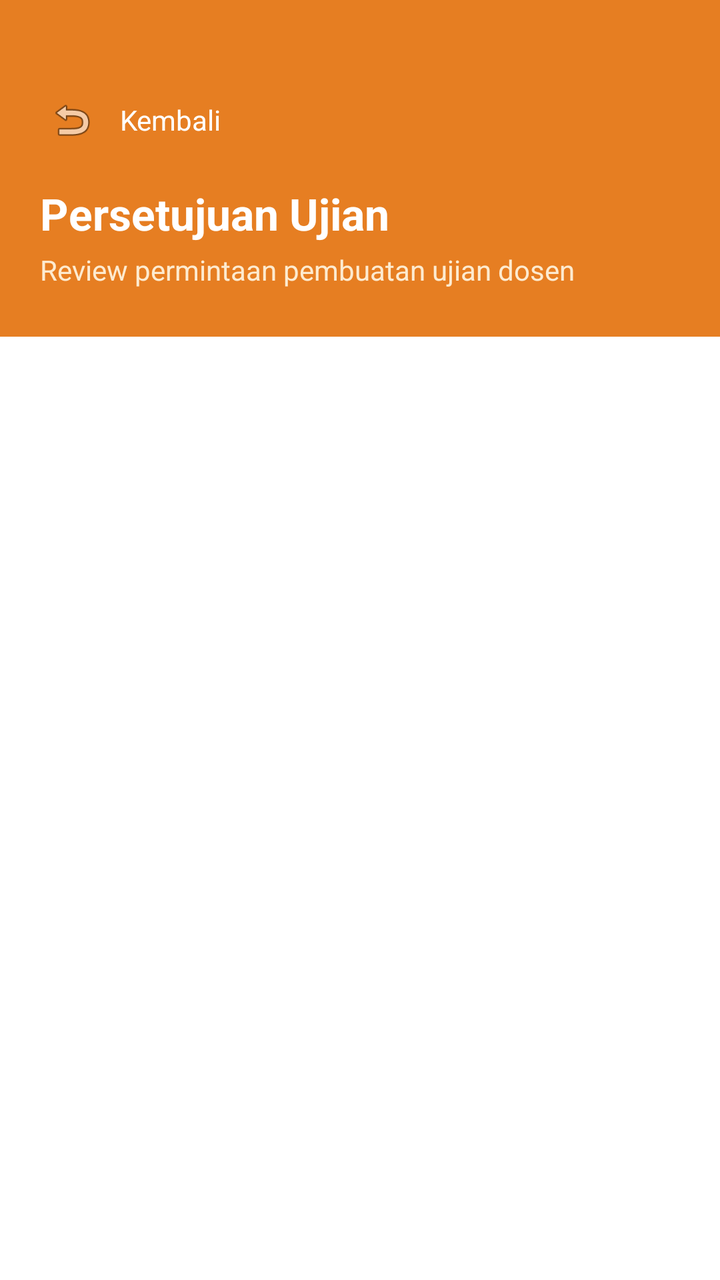
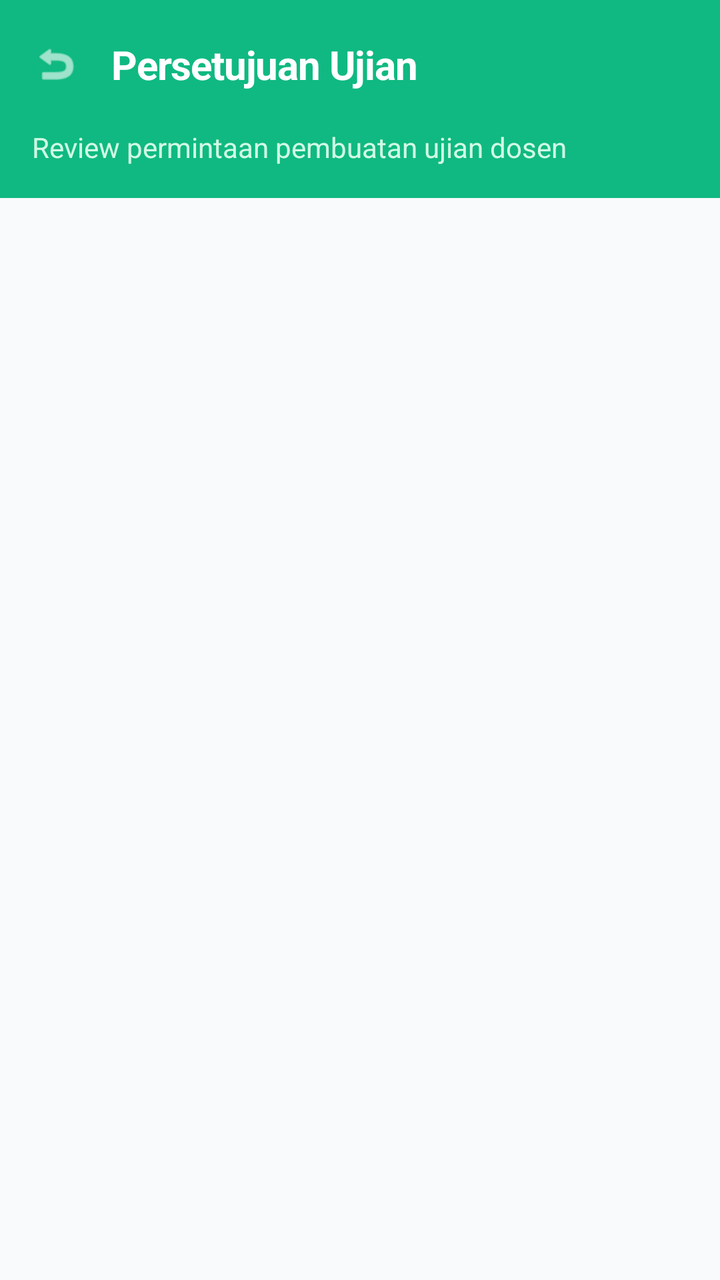

Compare the two renders of this Android layout. The source of the first and the diff that turns it into the second are given below.
<!-- AndroidManifest.xml: application theme Theme.IFUnjaniExam -->
<!-- res/layout/activity_admin_approval.xml -->
<?xml version="1.0" encoding="utf-8"?>
<androidx.coordinatorlayout.widget.CoordinatorLayout xmlns:android="http://schemas.android.com/apk/res/android"
    xmlns:app="http://schemas.android.com/apk/res-auto"
    android:layout_width="match_parent"
    android:layout_height="match_parent"
    android:background="#ffffff">

    <LinearLayout
        android:layout_width="match_parent"
        android:layout_height="match_parent"
        android:orientation="vertical">

        
        <LinearLayout
            android:layout_width="match_parent"
            android:layout_height="wrap_content"
            android:background="#e67e22"
            android:orientation="vertical"
            android:paddingStart="20dp"
            android:paddingEnd="20dp"
            android:paddingTop="44dp"
            android:paddingBottom="24dp">

            
            <LinearLayout
                android:layout_width="match_parent"
                android:layout_height="wrap_content"
                android:gravity="center_vertical"
                android:orientation="horizontal">

                <ImageView
                    android:id="@+id/btnBack"
                    android:layout_width="32dp"
                    android:layout_height="32dp"
                    android:src="@android:drawable/ic_menu_revert"
                    android:contentDescription="Kembali"
                    android:padding="4dp"
                    android:clickable="true"
                    android:focusable="true" />

                <TextView
                    android:layout_width="wrap_content"
                    android:layout_height="wrap_content"
                    android:layout_marginStart="8dp"
                    android:text="Kembali"
                    android:textColor="#ffffff"
                    android:textSize="14sp" />
            </LinearLayout>

            <TextView
                android:layout_width="match_parent"
                android:layout_height="wrap_content"
                android:layout_marginTop="16dp"
                android:text="Persetujuan Ujian"
                android:textColor="#ffffff"
                android:textSize="22sp"
                android:textStyle="bold" />
                
            <TextView
                android:layout_width="match_parent"
                android:layout_height="wrap_content"
                android:layout_marginTop="4dp"
                android:text="Review permintaan pembuatan ujian dosen"
                android:textColor="#fdebd0"
                android:textSize="14sp" />
        </LinearLayout>

        
        <FrameLayout
            android:layout_width="match_parent"
            android:layout_height="0dp"
            android:layout_weight="1">

            <androidx.recyclerview.widget.RecyclerView
                android:id="@+id/rvApprovals"
                android:layout_width="match_parent"
                android:layout_height="match_parent"
                android:padding="16dp"
                android:clipToPadding="false" />

            <TextView
                android:id="@+id/tvEmptyApprovals"
                android:layout_width="match_parent"
                android:layout_height="wrap_content"
                android:layout_gravity="center"
                android:text="Tidak ada permintaan persetujuan saat ini"
                android:textColor="#718096"
                android:gravity="center"
                android:padding="32dp"
                android:visibility="gone" />

            <ProgressBar
                android:id="@+id/progressBar"
                android:layout_width="wrap_content"
                android:layout_height="wrap_content"
                android:layout_gravity="center"
                android:visibility="gone" />

        </FrameLayout>
    </LinearLayout>

</androidx.coordinatorlayout.widget.CoordinatorLayout>
<!-- resources referenced by this layout -->
<resources>
  <style name="Theme.IFUnjaniExam" parent="Base.Theme.IFUnjaniExam" />
  <style name="Base.Theme.IFUnjaniExam" parent="Theme.Material3.DayNight.NoActionBar">
          
          
      </style>
</resources>

<!-- the commit's change to res/layout/activity_admin_approval.xml (unified diff, before → after) -->
@@ -3,100 +3,123 @@
     xmlns:app="http://schemas.android.com/apk/res-auto"
     android:layout_width="match_parent"
     android:layout_height="match_parent"
-    android:background="#ffffff">
+    android:background="#F8FAFC">
 
-    <LinearLayout
+    <com.google.android.material.appbar.AppBarLayout
+        android:id="@+id/appBarLayout"
         android:layout_width="match_parent"
-        android:layout_height="match_parent"
-        android:orientation="vertical">
+        android:layout_height="wrap_content"
+        app:elevation="0dp"
+        android:background="#10B981"
+        app:layout_constraintTop_toTopOf="parent">
 
+        <androidx.constraintlayout.widget.ConstraintLayout
+            android:id="@+id/topBar"
+            android:layout_width="match_parent"
+            android:layout_height="?attr/actionBarSize">
+
+            <ImageView
+                android:id="@+id/btnBack"
+                android:layout_width="40dp"
+                android:layout_height="40dp"
+                android:layout_marginStart="8dp"
+                android:padding="8dp"
+                android:src="@android:drawable/ic_menu_revert"
+                app:tint="#FFFFFF"
+                android:background="?attr/selectableItemBackgroundBorderless"
+                android:clickable="true"
+                android:focusable="true"
+                app:layout_constraintBottom_toBottomOf="parent"
+                app:layout_constraintStart_toStartOf="parent"
+                app:layout_constraintTop_toTopOf="parent" />
+
+            <TextView
+                android:id="@+id/tvHeaderTitle"
+                android:layout_width="wrap_content"
+                android:layout_height="wrap_content"
+                android:layout_marginStart="8dp"
+                android:text="Persetujuan Ujian"
+                android:textColor="#FFFFFF"
+                android:textSize="20sp"
+                android:textStyle="bold"
+                android:letterSpacing="-0.02"
+                app:layout_constraintBottom_toBottomOf="parent"
+                app:layout_constraintStart_toEndOf="@id/btnBack"
+                app:layout_constraintTop_toTopOf="parent" />
+        </androidx.constraintlayout.widget.ConstraintLayout>
         
         <LinearLayout
             android:layout_width="match_parent"
             android:layout_height="wrap_content"
-            android:background="#e67e22"
-            android:orientation="vertical"
-            android:paddingStart="20dp"
-            android:paddingEnd="20dp"
-            android:paddingTop="44dp"
-            android:paddingBottom="24dp">
-
-            
-            <LinearLayout
+            android:paddingHorizontal="16dp"
+            android:paddingBottom="16dp"
+            android:orientation="vertical">
+            <TextView
                 android:layout_width="match_parent"
                 android:layout_height="wrap_content"
-                android:gravity="center_vertical"
-                android:orientation="horizontal">
+                android:text="Review permintaan pembuatan ujian dosen"
+                android:textColor="#D1FAE5"
+                android:textSize="14sp" />
+        </LinearLayout>
+    </com.google.android.material.appbar.AppBarLayout>
 
-                <ImageView
-                    android:id="@+id/btnBack"
-                    android:layout_width="32dp"
-                    android:layout_height="32dp"
-                    android:src="@android:drawable/ic_menu_revert"
-                    android:contentDescription="Kembali"
-                    android:padding="4dp"
-                    android:clickable="true"
-                    android:focusable="true" />
+    
+    <FrameLayout
+        android:layout_width="match_parent"
+        android:layout_height="match_parent"
+        app:layout_behavior="@string/appbar_scrolling_view_behavior">
 
-                <TextView
-                    android:layout_width="wrap_content"
-                    android:layout_height="wrap_content"
-                    android:layout_marginStart="8dp"
-                    android:text="Kembali"
-                    android:textColor="#ffffff"
-                    android:textSize="14sp" />
-            </LinearLayout>
+        <androidx.recyclerview.widget.RecyclerView
+            android:id="@+id/rvApprovals"
+            android:layout_width="match_parent"
+            android:layout_height="match_parent"
+            android:padding="16dp"
+            android:clipToPadding="false" />
+
+        <LinearLayout
+            android:id="@+id/tvEmptyApprovals"
+            android:layout_width="match_parent"
+            android:layout_height="wrap_content"
+            android:orientation="vertical"
+            android:gravity="center"
+            android:padding="32dp"
+            android:layout_gravity="center"
+            android:visibility="gone">
+
+            <ImageView
+                android:layout_width="80dp"
+                android:layout_height="80dp"
+                android:src="@android:drawable/ic_menu_info_details"
+                android:layout_marginBottom="16dp"
+                android:contentDescription="Empty"
+                app:tint="#CBD5E1" />
 
             <TextView
                 android:layout_width="match_parent"
                 android:layout_height="wrap_content"
-                android:layout_marginTop="16dp"
-                android:text="Persetujuan Ujian"
-                android:textColor="#ffffff"
-                android:textSize="22sp"
-                android:textStyle="bold" />
-                
+                android:text="Tidak ada permintaan"
+                android:textColor="#0F172A"
+                android:textSize="18sp"
+                android:textStyle="bold"
+                android:textAlignment="center" />
+
             <TextView
                 android:layout_width="match_parent"
                 android:layout_height="wrap_content"
-                android:layout_marginTop="4dp"
-                android:text="Review permintaan pembuatan ujian dosen"
-                android:textColor="#fdebd0"
-                android:textSize="14sp" />
+                android:text="Belum ada permintaan persetujuan saat ini"
+                android:textColor="#64748B"
+                android:textSize="14sp"
+                android:layout_marginTop="8dp"
+                android:textAlignment="center" />
         </LinearLayout>
 
-        
-        <FrameLayout
-            android:layout_width="match_parent"
-            android:layout_height="0dp"
-            android:layout_weight="1">
+        <ProgressBar
+            android:id="@+id/progressBar"
+            android:layout_width="wrap_content"
+            android:layout_height="wrap_content"
+            android:layout_gravity="center"
+            android:indeterminateTint="#10B981"
+            android:visibility="gone" />
 
-            <androidx.recyclerview.widget.RecyclerView
-                android:id="@+id/rvApprovals"
-                android:layout_width="match_parent"
-                android:layout_height="match_parent"
-                android:padding="16dp"
-                android:clipToPadding="false" />
-
-            <TextView
-                android:id="@+id/tvEmptyApprovals"
-                android:layout_width="match_parent"
-                android:layout_height="wrap_content"
-                android:layout_gravity="center"
-                android:text="Tidak ada permintaan persetujuan saat ini"
-                android:textColor="#718096"
-                android:gravity="center"
-                android:padding="32dp"
-                android:visibility="gone" />
-
-            <ProgressBar
-                android:id="@+id/progressBar"
-                android:layout_width="wrap_content"
-                android:layout_height="wrap_content"
-                android:layout_gravity="center"
-                android:visibility="gone" />
-
-        </FrameLayout>
-    </LinearLayout>
-
+    </FrameLayout>
 </androidx.coordinatorlayout.widget.CoordinatorLayout>
